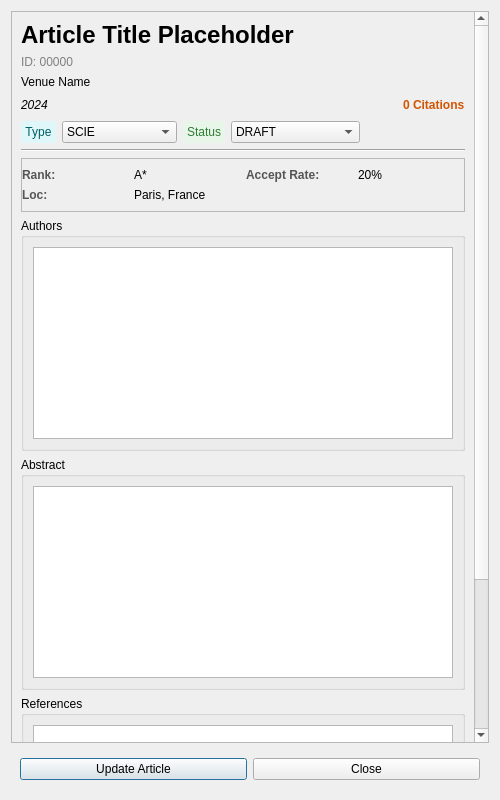
Old version of the form src/components/dialogs/article/articledetailsdialog.ui in the repository DamPhuQuy/Scientific-Article-Management.
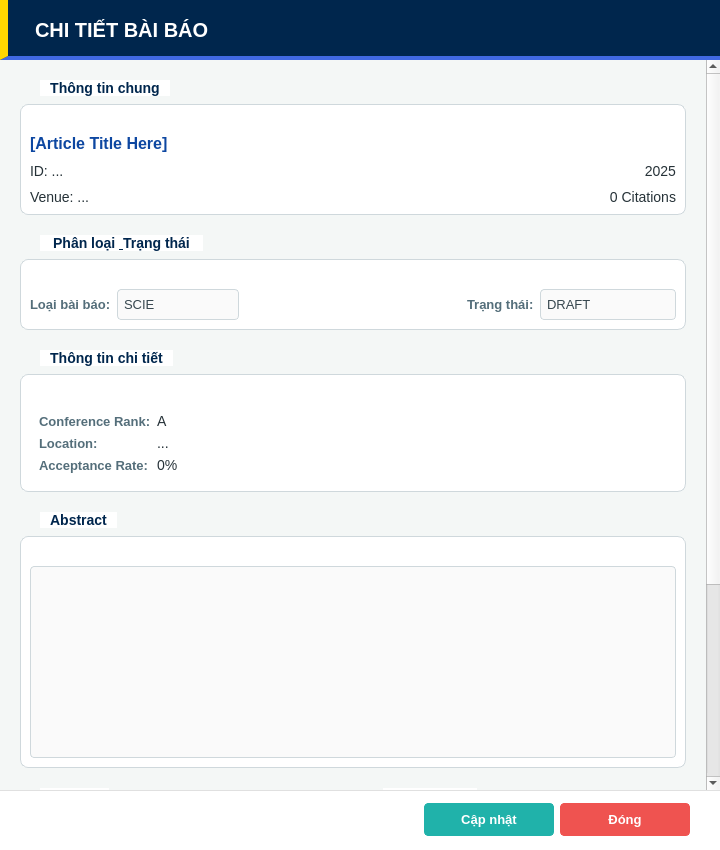
New version of the form. The open tabs and pages were chosen to show the change. Icons and pictures are not drawn.

The edit to the form file:
```diff
--- a/src/components/dialogs/article/articledetailsdialog.ui
+++ b/src/components/dialogs/article/articledetailsdialog.ui
@@ -6,14 +6,73 @@
    <rect>
     <x>0</x>
     <y>0</y>
-    <width>500</width>
-    <height>800</height>
+    <width>720</width>
+    <height>850</height>
    </rect>
   </property>
   <property name="windowTitle">
    <string>Article Details</string>
   </property>
-  <layout class="QVBoxLayout" name="verticalLayout_Main">
+  <property name="styleSheet">
+   <string notr="true">QDialog#ArticleDetailsDialog { background-color: #f4f7f6; }
+QWidget { font-family: &quot;Segoe UI&quot;, &quot;Roboto&quot;, sans-serif; }
+QWidget#headerContainer { background-color: #00264d; border-left: 8px solid #FFD700; border-bottom: 4px solid #4169E1; }
+QLabel#lblHeaderTitle { color: #ffffff; font-size: 20px; font-weight: 900; background-color: transparent; padding-left: 10px; }
+QScrollArea { border: none; background-color: transparent; }
+QWidget#scrollContent { background-color: transparent; }
+QGroupBox { background-color: #ffffff; border: 1px solid #cfd8dc; border-radius: 8px; margin-top: 24px; font-weight: bold; color: #00264d; font-size: 14px; padding-top: 20px; }
+QGroupBox::title { subcontrol-origin: margin; subcontrol-position: top left; left: 20px; padding: 0 8px; background-color: #ffffff; }
+QLabel { color: #546e7a; font-size: 13px; font-weight: 600; }
+QLabel#lblTitle, QLabel#lblId, QLabel#lblVenue, QLabel#lblYear, QLabel#lblCitation, QLabel#valIF, QLabel#valQRank, QLabel#valSJR, QLabel#valHIndex, QLabel#valConfRank, QLabel#valLocation, QLabel#valAcceptRate { color: #263238; font-weight: normal; font-size: 14px; }
+QLabel#lblTitle { font-size: 16px; font-weight: 800; color: #0d47a1; }
+QTextEdit, QListWidget, QComboBox { background-color: #fafafa; border: 1px solid #cfd8dc; border-radius: 4px; padding: 6px; font-size: 13px; color: #37474f; }
+QTextEdit:focus, QListWidget:focus, QComboBox:focus { background-color: #ffffff; border: 2px solid #20B2AA; }
+QComboBox::drop-down { border: 0px; }
+QWidget#footerContainer { background-color: #ffffff; border-top: 1px solid #e0e0e0; }
+QPushButton { border-radius: 4px; font-weight: bold; padding: 8px 24px; font-size: 13px; color: white; min-width: 80px; }
+QPushButton#btnUpdate { background-color: #20B2AA; border: 1px solid #20B2AA; }
+QPushButton#btnUpdate:hover { background-color: #00897b; border-color: #00897b; }
+QPushButton#closeBtn { background-color: #ef5350; border: 1px solid #ef5350; }
+QPushButton#closeBtn:hover { background-color: #d32f2f; border-color: #d32f2f; }</string>
+  </property>
+  <layout class="QVBoxLayout" name="mainLayout">
+   <property name="spacing">
+    <number>0</number>
+   </property>
+   <property name="leftMargin">
+    <number>0</number>
+   </property>
+   <property name="topMargin">
+    <number>0</number>
+   </property>
+   <property name="rightMargin">
+    <number>0</number>
+   </property>
+   <property name="bottomMargin">
+    <number>0</number>
+   </property>
+   <item>
+    <widget class="QWidget" name="headerContainer" native="true">
+     <property name="minimumSize">
+      <size>
+       <width>0</width>
+       <height>60</height>
+      </size>
+     </property>
+     <layout class="QHBoxLayout" name="horizontalLayout">
+      <property name="leftMargin">
+       <number>20</number>
+      </property>
+      <item>
+       <widget class="QLabel" name="lblHeaderTitle">
+        <property name="text">
+         <string>CHI TIẾT BÀI BÁO</string>
+        </property>
+       </widget>
+      </item>
+     </layout>
+    </widget>
+   </item>
    <item>
     <widget class="QScrollArea" name="scrollArea">
      <property name="widgetResizable">
@@ -24,117 +83,100 @@
        <rect>
         <x>0</x>
         <y>0</y>
-        <width>466</width>
-        <height>950</height>
+        <width>718</width>
+        <height>728</height>
        </rect>
       </property>
       <layout class="QVBoxLayout" name="verticalLayout_Content">
+       <property name="spacing">
+        <number>20</number>
+       </property>
+       <property name="leftMargin">
+        <number>20</number>
+       </property>
+       <property name="topMargin">
+        <number>20</number>
+       </property>
+       <property name="rightMargin">
+        <number>20</number>
+       </property>
+       <property name="bottomMargin">
+        <number>20</number>
+       </property>
        <item>
+        <widget class="QGroupBox" name="grpGeneral">
+         <property name="title">
+          <string>Thông tin chung</string>
+         </property>
+         <layout class="QGridLayout" name="gridLayout">
+          <property name="verticalSpacing">
+           <number>10</number>
+          </property>
+          <item row="0" column="0" colspan="2">
         <widget class="QLabel" name="lblTitle">
-         <property name="sizePolicy">
-          <sizepolicy hsizetype="Preferred" vsizetype="MinimumExpanding">
-           <horstretch>0</horstretch>
-           <verstretch>0</verstretch>
-          </sizepolicy>
-         </property>
-         <property name="font">
-          <font>
-           <pointsize>18</pointsize>
-           <bold>true</bold>
-          </font>
-         </property>
          <property name="text">
-          <string>Article Title Placeholder</string>
-         </property>
-         <property name="alignment">
-          <set>Qt::AlignmentFlag::AlignLeading|Qt::AlignmentFlag::AlignLeft|Qt::AlignmentFlag::AlignTop</set>
+             <string>[Article Title Here]</string>
          </property>
          <property name="wordWrap">
           <bool>true</bool>
          </property>
-         <property name="textInteractionFlags">
-          <set>Qt::TextInteractionFlag::LinksAccessibleByMouse|Qt::TextInteractionFlag::TextSelectableByMouse</set>
-         </property>
-        </widget>
-       </item>
-       <item>
+           </widget>
+          </item>
+          <item row="1" column="0">
         <widget class="QLabel" name="lblId">
-         <property name="styleSheet">
-          <string notr="true">color: gray;</string>
-         </property>
          <property name="text">
-          <string>ID: 00000</string>
+             <string>ID: ...</string>
          </property>
         </widget>
        </item>
-       <item>
-        <widget class="QLabel" name="lblVenue">
-         <property name="text">
-          <string>Venue Name</string>
-         </property>
-        </widget>
-       </item>
-       <item>
-        <layout class="QHBoxLayout" name="horizontalLayout_Meta">
-         <item>
+          <item row="1" column="1">
           <widget class="QLabel" name="lblYear">
-           <property name="font">
-            <font>
-             <italic>true</italic>
-            </font>
-           </property>
            <property name="text">
-            <string>2024</string>
-           </property>
-          </widget>
-         </item>
-         <item>
-          <spacer name="horizontalSpacer">
-           <property name="orientation">
-            <enum>Qt::Orientation::Horizontal</enum>
-           </property>
-           <property name="sizeHint" stdset="0">
-            <size>
-             <width>40</width>
-             <height>20</height>
-            </size>
-           </property>
-          </spacer>
-         </item>
-         <item>
+             <string>2025</string>
+            </property>
+            <property name="alignment">
+             <set>Qt::AlignRight|Qt::AlignTrailing|Qt::AlignVCenter</set>
+            </property>
+           </widget>
+          </item>
+          <item row="2" column="0">
+           <widget class="QLabel" name="lblVenue">
+            <property name="text">
+             <string>Venue: ...</string>
+            </property>
+           </widget>
+          </item>
+          <item row="2" column="1">
           <widget class="QLabel" name="lblCitation">
-           <property name="font">
-            <font>
-             <bold>true</bold>
-            </font>
-           </property>
-           <property name="styleSheet">
-            <string notr="true">color: #d35400;</string>
-           </property>
            <property name="text">
             <string>0 Citations</string>
            </property>
+            <property name="alignment">
+             <set>Qt::AlignRight|Qt::AlignTrailing|Qt::AlignVCenter</set>
+            </property>
           </widget>
          </item>
         </layout>
+        </widget>
        </item>
        <item>
-        <layout class="QHBoxLayout" name="horizontalLayout_Tags">
-         <item>
-          <widget class="QLabel" name="lblType">
-           <property name="styleSheet">
-            <string notr="true">background-color: #e0f7fa; color: #006064; padding: 4px; border-radius: 4px;</string>
-           </property>
+        <widget class="QGroupBox" name="grpStatus">
+         <property name="title">
+          <string>Phân loại &amp; Trạng thái</string>
+         </property>
+         <layout class="QHBoxLayout" name="horizontalLayout_3">
+          <item>
+           <widget class="QLabel" name="labelType">
            <property name="text">
-            <string>Type</string>
-           </property>
-           <property name="alignment">
-            <set>Qt::AlignmentFlag::AlignCenter</set>
+             <string>Loại bài báo:</string>
            </property>
           </widget>
          </item>
          <item>
           <widget class="QComboBox" name="typeBox">
+            <property name="enabled">
+             <bool>false</bool>
+            </property>
            <item>
             <property name="text">
              <string>SCIE</string>
@@ -158,20 +200,30 @@
           </widget>
          </item>
          <item>
-          <widget class="QLabel" name="lblStatus">
-           <property name="styleSheet">
-            <string notr="true">background-color: #e8f5e9; color: #2e7d32; padding: 4px; border-radius: 4px;</string>
-           </property>
+           <spacer name="horizontalSpacer_2">
+            <property name="orientation">
+             <enum>Qt::Horizontal</enum>
+            </property>
+            <property name="sizeHint" stdset="0">
+             <size>
+              <width>40</width>
+              <height>20</height>
+             </size>
+            </property>
+           </spacer>
+          </item>
+          <item>
+           <widget class="QLabel" name="labelStatus">
            <property name="text">
-            <string>Status</string>
-           </property>
-           <property name="alignment">
-            <set>Qt::AlignmentFlag::AlignCenter</set>
+             <string>Trạng thái:</string>
            </property>
           </widget>
          </item>
          <item>
           <widget class="QComboBox" name="statusBox">
+            <property name="enabled">
+             <bool>false</bool>
+            </property>
            <item>
             <property name="text">
              <string>DRAFT</string>
@@ -209,36 +261,17 @@
            </item>
           </widget>
          </item>
-         <item>
-          <spacer name="horizontalSpacer_2">
-           <property name="orientation">
-            <enum>Qt::Orientation::Horizontal</enum>
-           </property>
-           <property name="sizeHint" stdset="0">
-            <size>
-             <width>40</width>
-             <height>20</height>
-            </size>
-           </property>
-          </spacer>
-         </item>
-        </layout>
-       </item>
-       <item>
-        <widget class="Line" name="line">
-         <property name="orientation">
-          <enum>Qt::Orientation::Horizontal</enum>
-         </property>
+         </layout>
         </widget>
        </item>
+       <item>
+        <widget class="QGroupBox" name="grpSpecific">
+         <property name="title">
+          <string>Thông tin chi tiết</string>
+         </property>
+         <layout class="QVBoxLayout" name="verticalLayout_Stack">
        <item>
         <widget class="QStackedWidget" name="stackedSpecificInfo">
-         <property name="frameShape">
-          <enum>QFrame::Shape::StyledPanel</enum>
-         </property>
-         <property name="frameShadow">
-          <enum>QFrame::Shadow::Raised</enum>
-         </property>
          <property name="currentIndex">
           <number>0</number>
          </property>
@@ -363,82 +396,63 @@
           </layout>
          </widget>
          <widget class="QWidget" name="pageCONF">
-          <layout class="QGridLayout" name="gridLayout_CONF">
-           <property name="leftMargin">
-            <number>0</number>
-           </property>
-           <property name="rightMargin">
-            <number>0</number>
-           </property>
+             <layout class="QFormLayout" name="formLayout_CONF">
            <item row="0" column="0">
-            <widget class="QLabel" name="label_ConfRank">
-             <property name="styleSheet">
-              <string>font-weight: bold; color: #555;</string>
-             </property>
+               <widget class="QLabel" name="labelConfRank">
              <property name="text">
-              <string>Rank:</string>
+                 <string>Conference Rank:</string>
              </property>
             </widget>
            </item>
            <item row="0" column="1">
             <widget class="QLabel" name="valConfRank">
              <property name="text">
-              <string>A*</string>
-             </property>
-            </widget>
-           </item>
-           <item row="0" column="2">
-            <widget class="QLabel" name="label_Rate">
-             <property name="styleSheet">
-              <string>font-weight: bold; color: #555;</string>
-             </property>
-             <property name="text">
-              <string>Accept Rate:</string>
-             </property>
-            </widget>
-           </item>
-           <item row="0" column="3">
-            <widget class="QLabel" name="valAcceptRate">
-             <property name="text">
-              <string>20%</string>
+                 <string>A</string>
              </property>
             </widget>
            </item>
            <item row="1" column="0">
-            <widget class="QLabel" name="label_Loc">
-             <property name="styleSheet">
-              <string>font-weight: bold; color: #555;</string>
-             </property>
+               <widget class="QLabel" name="labelLocation">
              <property name="text">
-              <string>Loc:</string>
+                 <string>Location:</string>
              </property>
             </widget>
            </item>
-           <item row="1" column="1" colspan="3">
+              <item row="1" column="1">
             <widget class="QLabel" name="valLocation">
              <property name="text">
-              <string>Paris, France</string>
-             </property>
-             <property name="wordWrap">
-              <bool>true</bool>
+                 <string>...</string>
+                </property>
+               </widget>
+              </item>
+              <item row="2" column="0">
+               <widget class="QLabel" name="labelAcceptRate">
+                <property name="text">
+                 <string>Acceptance Rate:</string>
+                </property>
+               </widget>
+              </item>
+              <item row="2" column="1">
+               <widget class="QLabel" name="valAcceptRate">
+                <property name="text">
+                 <string>0%</string>
              </property>
             </widget>
            </item>
           </layout>
          </widget>
          <widget class="QWidget" name="pageOTHER">
-          <layout class="QVBoxLayout" name="verticalLayout_Other"/>
-         </widget>
-        </widget>
-       </item>
+             <layout class="QVBoxLayout" name="verticalLayout_Other">
        <item>
-        <widget class="QGroupBox" name="grpAuthors">
-         <property name="title">
-          <string>Authors</string>
-         </property>
-         <layout class="QVBoxLayout" name="verticalLayout_Authors">
-          <item>
-           <widget class="QListWidget" name="listAuthors"/>
+               <widget class="QLabel" name="labelOther">
+                <property name="text">
+                 <string>Không có thông tin chi tiết bổ sung.</string>
+                </property>
+               </widget>
+              </item>
+             </layout>
+            </widget>
+           </widget>
           </item>
          </layout>
         </widget>
@@ -450,7 +464,41 @@
          </property>
          <layout class="QVBoxLayout" name="verticalLayout_Abstract">
           <item>
-           <widget class="QTextBrowser" name="txtAbstract"/>
+           <widget class="QTextEdit" name="txtAbstract">
+            <property name="minimumSize">
+             <size>
+              <width>0</width>
+              <height>100</height>
+             </size>
+            </property>
+            <property name="readOnly">
+             <bool>true</bool>
+            </property>
+           </widget>
+          </item>
+         </layout>
+        </widget>
+       </item>
+       <item>
+        <layout class="QHBoxLayout" name="horizontalLayout_Lists">
+         <property name="spacing">
+          <number>20</number>
+         </property>
+         <item>
+          <widget class="QGroupBox" name="grpAuthors">
+           <property name="title">
+            <string>Tác giả</string>
+           </property>
+           <layout class="QVBoxLayout" name="verticalLayout_Auth">
+            <item>
+             <widget class="QListWidget" name="listAuthors">
+              <property name="minimumSize">
+               <size>
+                <width>0</width>
+                <height>150</height>
+               </size>
+              </property>
+             </widget>
           </item>
          </layout>
         </widget>
@@ -458,39 +506,67 @@
        <item>
         <widget class="QGroupBox" name="grpRefs">
          <property name="title">
-          <string>References</string>
-         </property>
-         <layout class="QVBoxLayout" name="verticalLayout_Refs">
+            <string>Tham khảo</string>
+           </property>
+           <layout class="QVBoxLayout" name="verticalLayout_Ref">
           <item>
-           <widget class="QListWidget" name="listRefs"/>
+             <widget class="QListWidget" name="listRefs">
+              <property name="minimumSize">
+               <size>
+                <width>0</width>
+                <height>150</height>
+               </size>
+              </property>
+             </widget>
           </item>
          </layout>
         </widget>
        </item>
       </layout>
+       </item>
+      </layout>
      </widget>
     </widget>
    </item>
    <item>
-    <widget class="QWidget" name="widget" native="true">
-     <layout class="QHBoxLayout" name="horizontalLayout">
+    <widget class="QWidget" name="footerContainer" native="true">
+     <property name="minimumSize">
+      <size>
+       <width>0</width>
+       <height>60</height>
+      </size>
+     </property>
+     <layout class="QHBoxLayout" name="horizontalLayout_Footer">
+      <property name="rightMargin">
+       <number>30</number>
+      </property>
+      <item>
+       <spacer name="horizontalSpacer">
+        <property name="orientation">
+         <enum>Qt::Horizontal</enum>
+        </property>
+        <property name="sizeHint" stdset="0">
+         <size>
+          <width>40</width>
+          <height>20</height>
+         </size>
+        </property>
+       </spacer>
+      </item>
       <item>
        <widget class="QPushButton" name="btnUpdate">
-        <property name="styleSheet">
-         <string notr="true"/>
+        <property name="cursor">
+         <cursorShape>PointingHandCursor</cursorShape>
         </property>
         <property name="text">
-         <string>Update Article</string>
-        </property>
-        <property name="icon">
-         <iconset theme="document-edit"/>
+         <string>Cập nhật</string>
         </property>
        </widget>
       </item>
       <item>
        <widget class="QPushButton" name="closeBtn">
         <property name="text">
-         <string>Close</string>
+         <string>Đóng</string>
         </property>
        </widget>
       </item>
```
Left out of the diff: 108 changed lines with no effect on the pictures. Lines whose indentation alone changed are shown as unchanged.
